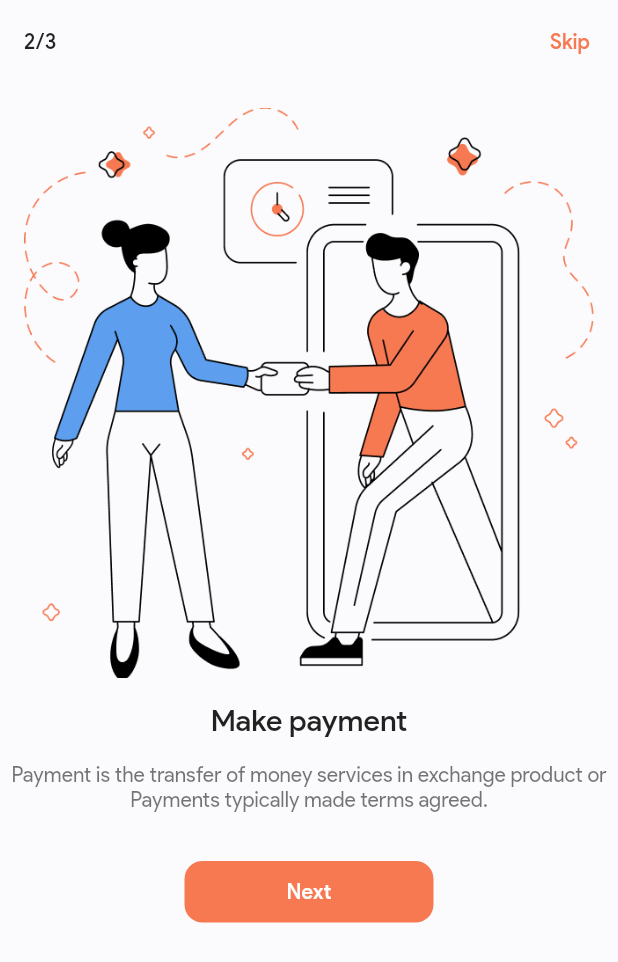
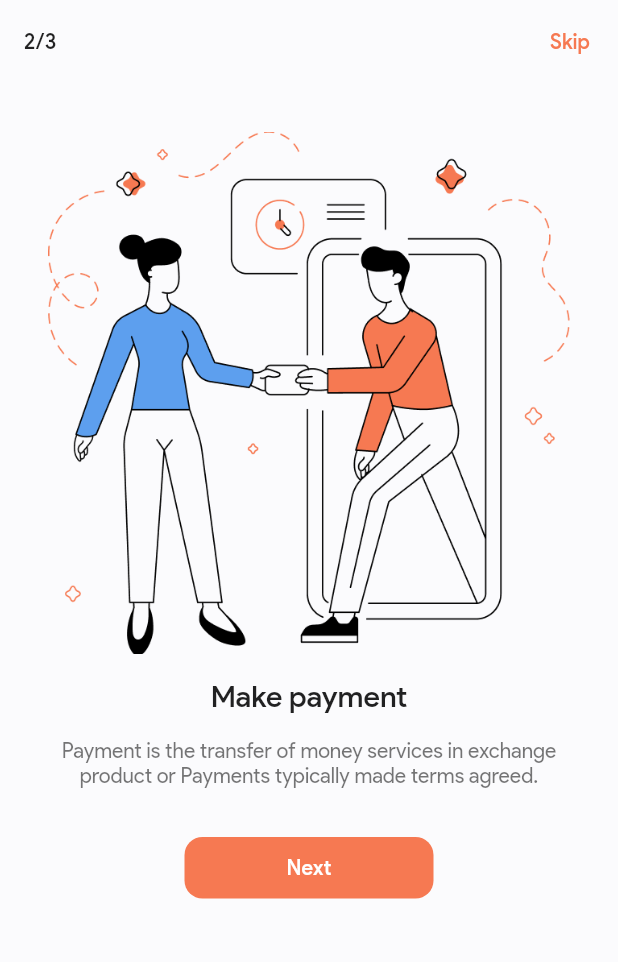
Before and after one commit to tqucbo/sneakershop, a Flutter app: the screen it shows after launch, after a tap on "Next", on a phone screen of 412 x 824 dp. Shown: the top 962 px of the screen. Run offline on Flutter 3.47's test engine with Material 2 defaults, Android fonts, the phone set to English and light mode, and no system bars; our stand-ins replace flutter_iconly, flutter_svg; missing offline and left inert: awesome_card.

Commit message:
26052022_commit

```diff
--- a/lib/models/sidebar.dart
+++ b/lib/models/sidebar.dart
@@ -12,7 +12,7 @@ import 'package:onlineshop/setting/setting_screen.dart';
 class SideBar {
   final String text;
   final IconData iconData;
-  final Widget route;
+  final Widget? route;
 
   SideBar({
     required this.route,
@@ -65,6 +65,6 @@ List<SideBar> sideBarItems = [
   SideBar(
     text: 'Log out',
     iconData: IconlyBold.logout,
-    route: const AboutUsScreen(),
+    route: null,
   ),
 ];
--- a/lib/screens/home/dialog/filter_dialog.dart
+++ b/lib/screens/home/dialog/filter_dialog.dart
@@ -1,11 +1,11 @@
 import 'package:flutter/material.dart';
 import 'package:onlineshop/constants.dart';
-import 'package:onlineshop/screens/home/dialog/components/apply_button.dart';
 
 import 'package:onlineshop/screens/home/dialog/components/category_filter_list_item.dart';
 import 'package:onlineshop/screens/home/dialog/components/header_of_the_filter_dialog.dart';
 import 'package:onlineshop/screens/home/dialog/components/pricing_slider.dart';
 import 'package:onlineshop/screens/home/dialog/components/size_slider.dart';
+import 'package:onlineshop/shared_dart_files/button_type_1.dart';
 
 class FilterDialog extends StatelessWidget {
   const FilterDialog({Key? key}) : super(key: key);
@@ -46,7 +46,7 @@ class FilterDialog extends StatelessWidget {
                 ),
               ),
             ),
-            const ApplyButton(),
+            ButtonType1(press: () {}, text: 'Apply'),
           ],
         ),
       ),
--- a/lib/screens/wallet/wallet_screen.dart
+++ b/lib/screens/wallet/wallet_screen.dart
@@ -1,11 +1,12 @@
 import 'package:flutter/material.dart';
 import 'package:awesome_card/awesome_card.dart';
 import 'package:onlineshop/constants.dart';
-import 'package:onlineshop/screens/home/dialog/components/apply_button.dart';
 import 'package:onlineshop/screens/sidebar/components/side_bar_menu_button.dart';
 
 import 'package:onlineshop/screens/sidebar/side_bar_screen.dart';
 import 'dart:math' as math;
+
+import 'package:onlineshop/shared_dart_files/button_type_1.dart';
 
 class WalletScreen extends StatefulWidget {
   const WalletScreen({Key? key}) : super(key: key);
@@ -252,7 +253,7 @@ class _WalletScreenState extends State<WalletScreen> {
               ),
             ),
           ),
-          const ApplyButton(),
+          ButtonType1(press: () {}, text: 'Apply'),
         ],
       ),
     );
--- a/lib/screens/welcome/components/welcome_sub_screen.dart
+++ b/lib/screens/welcome/components/welcome_sub_screen.dart
@@ -1,9 +1,9 @@
 import 'package:flutter/material.dart';
 import 'package:onlineshop/constants.dart';
-import 'package:onlineshop/screens/welcome/components/next_button.dart';
+import 'package:onlineshop/shared_dart_files/button_type_1.dart';
 
 class WelcomeSubScreen extends StatelessWidget {
-  final String title, subtitle, image;
+  final String title, subtitle, image, textButton;
   final VoidCallback press;
 
   const WelcomeSubScreen({
@@ -12,6 +12,7 @@ class WelcomeSubScreen extends StatelessWidget {
     required this.subtitle,
     required this.image,
     required this.press,
+    required this.textButton,
   }) : super(key: key);
 
   @override
@@ -47,8 +48,9 @@ class WelcomeSubScreen extends StatelessWidget {
           const SizedBox(
             height: 16,
           ),
-          NextButton(
+          ButtonType1(
             press: press,
+            text: textButton,
           ),
         ],
       ),
--- a/lib/screens/welcome/welcome_screen.dart
+++ b/lib/screens/welcome/welcome_screen.dart
@@ -2,6 +2,7 @@ import 'package:flutter/material.dart';
 import 'package:onlineshop/constants.dart';
 import 'package:onlineshop/models/welcome_screen_data.dart';
 import 'package:onlineshop/screens/home/home_screen.dart';
+import 'package:onlineshop/screens/login/login_screen.dart';
 import 'package:onlineshop/screens/welcome/components/welcome_sub_screen.dart';
 
 class WelcomeScreen extends StatefulWidget {
@@ -71,17 +72,24 @@ class _WelcomeScreenState extends State<WelcomeScreen> {
         controller: _pageController,
         itemCount: welcomeScreenData.length,
         itemBuilder: (context, index) {
-          return WelcomeSubScreen(
+          return Padding(
+            padding: const EdgeInsets.all(defaultPadding),
+            child: WelcomeSubScreen(
               title: welcomeScreenData[index].title,
               subtitle: welcomeScreenData[index].subtitle,
               image: welcomeScreenData[index].image,
+              textButton:
+                  _currentWelcomeSubScreen == welcomeScreenData.length - 1
+                      ? 'Let\'s go'
+                      : 'Next',
               press: () {
                 if (_currentWelcomeSubScreen == welcomeScreenData.length - 1) {
                   Navigator.of(context).push(
                     MaterialPageRoute(
-                    builder: (context) => const HomeScreen(),
+                      builder: (context) => const LoginScreen(),
                     ),
                   );
+                  _currentWelcomeSubScreen = 0;
                 } else {
                   int _newSubScreen = _currentWelcomeSubScreen + 1;
                   _pageController.animateToPage(
@@ -92,6 +100,7 @@ class _WelcomeScreenState extends State<WelcomeScreen> {
                 }
                 setState(() {});
               },
+            ),
           );
         },
         onPageChanged: (v) {
--- a/lib/screens/welcome/components/next_button.dart
+++ b/lib/shared_dart_files/button_type_1.dart
@@ -1,11 +1,14 @@
 import 'package:flutter/material.dart';
 import 'package:onlineshop/constants.dart';
 
-class NextButton extends StatelessWidget {
+class ButtonType1 extends StatelessWidget {
+  final String text;
   final VoidCallback press;
-  const NextButton({
+
+  const ButtonType1({
     Key? key,
     required this.press,
+    required this.text,
   }) : super(key: key);
 
   @override
@@ -32,7 +35,7 @@ class NextButton extends StatelessWidget {
                 height: 25,
                 child: Center(
                   child: Text(
-                    'Next',
+                    text,
                     style: Theme.of(context)
                         .textTheme
                         .subtitle2
```
Also changed, not shown: lib/screens/home/dialog/components/apply_button.dart (deleted, +0 -47 lines), lib/screens/login/components/login_text_form_field.dart (added, +46 -0 lines), lib/screens/login/login_screen.dart (added, +78 -0 lines), lib/screens/login/register_screen.dart (added, +85 -0 lines), lib/screens/sidebar/components/side_bar_list_item.dart (+11 -2 lines). Lines whose indentation alone changed are shown as unchanged.
